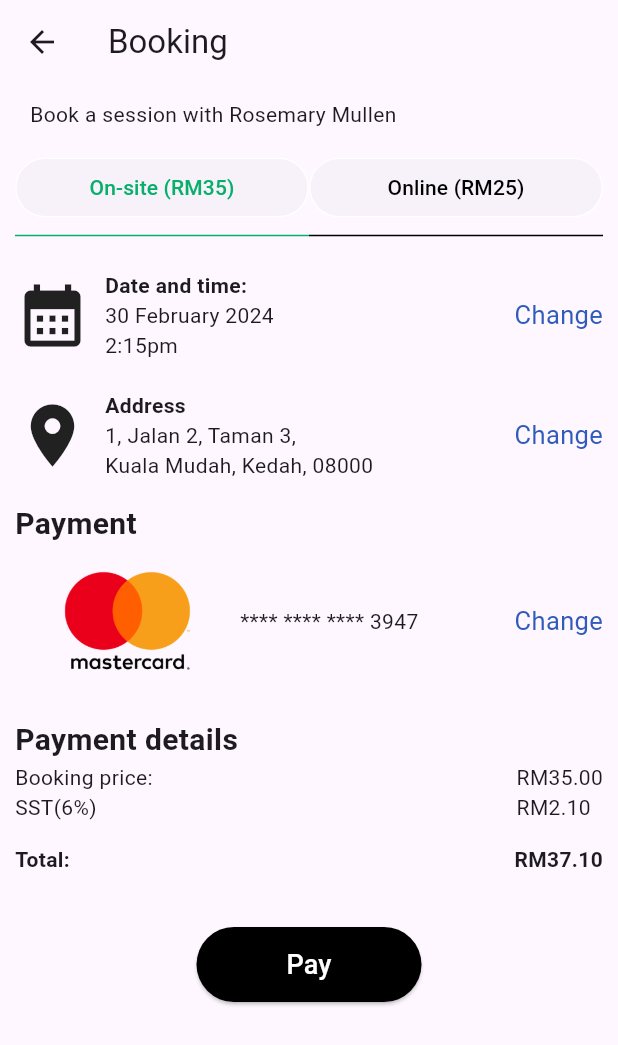
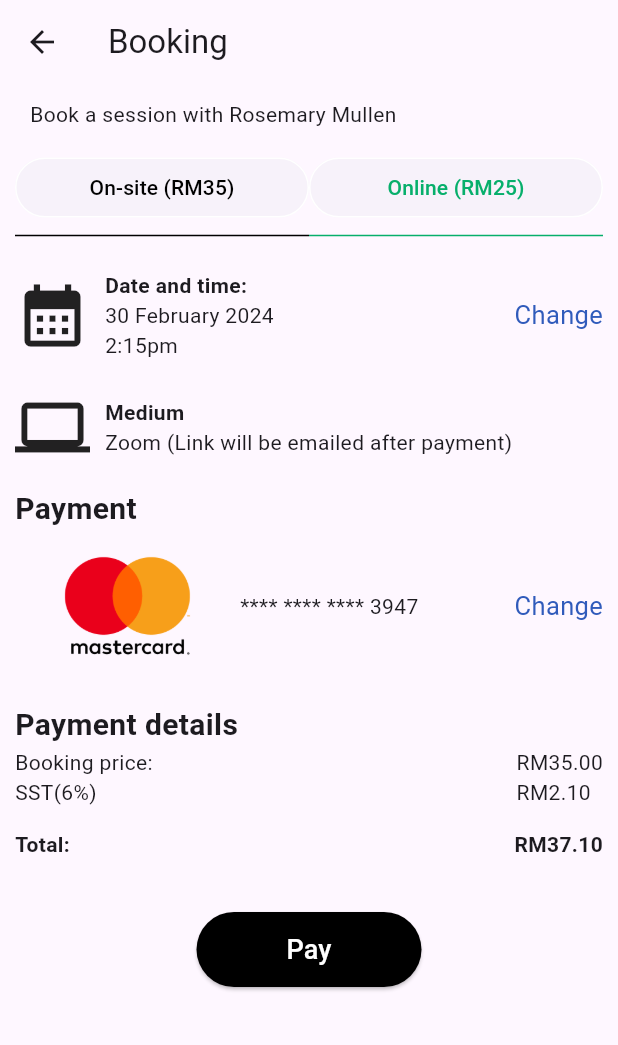
Before and after one commit to Jisi-A/manna_vhack2024, a Flutter app: the profPayment screen opened directly, after a tap on "Online (RM25)", on a phone screen of 412 x 824 dp. Shown: the top 1045 px of the screen. Run offline on Flutter 3.47's test engine with Material 3 defaults, Android fonts, the light colour scheme and no system bars; key blocks and very long unbroken strings in the code were emptied for the run.

Commit message:
:lipstick: Updated the proffesionals page, payment can now toggle between onsite or online

```diff
--- a/lib/pages/proffessional_payment.dart
+++ b/lib/pages/proffessional_payment.dart
@@ -2,13 +2,16 @@ import "package:flutter/material.dart";
 import "package:flutter/widgets.dart";
 
 class profPayment extends StatefulWidget {
-  const profPayment({super.key});
+  final String name;
+  profPayment({this.name = "Rosemary Mullen"});
 
   @override
   State<profPayment> createState() => _profPaymentState();
 }
 
 class _profPaymentState extends State<profPayment> {
+  int selectedMode = 1;
+
   @override
   Widget build(BuildContext context) {
     return Scaffold(
@@ -22,7 +25,7 @@ class _profPaymentState extends State<profPayment> {
           children: [
             Padding(
               padding: const EdgeInsets.only(left: 10),
-              child: Text("Book a session with Rosemary Mullen"),
+              child: Text("Book a session with ${widget.name}"),
             ),
             Container(
               padding: EdgeInsets.only(top: 15),
@@ -33,31 +36,49 @@ class _profPaymentState extends State<profPayment> {
                     children: [
                       Expanded(
                         child: ElevatedButton(
-                          onPressed: () {},
+                          onPressed: () {
+                            setState(() {
+                              selectedMode = 1;
+                            });
+                          },
                           child: Text(
                             "On-site (RM35)",
                             style: TextStyle(
-                              color: Color.fromARGB(255, 7, 175, 107),
+                              color: selectedMode == 1
+                                  ? Color.fromARGB(255, 7, 175, 107)
+                                  : Colors.black,
                             ),
                           ),
-                          style: ElevatedButton.styleFrom(
-                            side: BorderSide(color: Colors.white),
-                            elevation: 0,
+                          style: ButtonStyle(
+                            side: MaterialStateProperty.all(
+                                BorderSide(color: Colors.white)),
+                            elevation: MaterialStateProperty.all(0),
+                            overlayColor: MaterialStateProperty.all(Colors
+                                .transparent), // Make the splash color transparent
                           ),
                         ),
                       ),
                       Expanded(
                         child: ElevatedButton(
-                          onPressed: () {},
+                          onPressed: () {
+                            setState(() {
+                              selectedMode = 2;
+                            });
+                          },
                           child: Text(
                             "Online (RM25)",
                             style: TextStyle(
-                              color: Colors.black,
+                              color: selectedMode == 2
+                                  ? Color.fromARGB(255, 7, 175, 107)
+                                  : Colors.black,
                             ),
                           ),
-                          style: ElevatedButton.styleFrom(
-                            side: BorderSide(color: Colors.white),
-                            elevation: 0,
+                          style: ButtonStyle(
+                            side: MaterialStateProperty.all(
+                                BorderSide(color: Colors.white)),
+                            elevation: MaterialStateProperty.all(0),
+                            overlayColor: MaterialStateProperty.all(Colors
+                                .transparent), // Make the splash color transparent
                           ),
                         ),
                       ),
@@ -68,12 +89,16 @@ class _profPaymentState extends State<profPayment> {
                       Expanded(
                           child: Divider(
                         thickness: 1,
-                        color: Color.fromARGB(255, 7, 175, 107),
+                        color: selectedMode == 1
+                            ? Color.fromARGB(255, 7, 175, 107)
+                            : Colors.black,
                       )),
                       Expanded(
                           child: Divider(
                         thickness: 1,
-                        color: Colors.black,
+                        color: selectedMode == 2
+                            ? Color.fromARGB(255, 7, 175, 107)
+                            : Colors.black,
                       )),
                     ],
                   ),
@@ -120,27 +145,31 @@ class _profPaymentState extends State<profPayment> {
                       mainAxisAlignment: MainAxisAlignment.start,
                       children: [
                         Icon(
-                          Icons.location_on,
+                          selectedMode == 2 ? Icons.laptop : Icons.location_on,
                           size: 50,
                         ),
                         Padding(
                           padding: const EdgeInsets.only(left: 10),
                           child: Column(
-                              crossAxisAlignment: CrossAxisAlignment.start,
-                              children: [
-                                Text("Address",
-                                    style:
-                                        TextStyle(fontWeight: FontWeight.bold)),
-                                Text("1, Jalan 2, Taman 3,"),
-                                Text("Kuala Mudah, Kedah, 08000"),
-                              ]),
+                            crossAxisAlignment: CrossAxisAlignment.start,
+                            children: [
+                              Text(
+                                selectedMode == 2 ? "Medium" : "Address",
+                                style: TextStyle(fontWeight: FontWeight.bold),
+                              ),
+                              Text(selectedMode == 2
+                                  ? "Zoom (Link will be emailed after payment)"
+                                  : "1, Jalan 2, Taman 3,\nKuala Mudah, Kedah, 08000"),
+                            ],
+                          ),
                         ),
                         Expanded(
                           child: Row(
                             mainAxisAlignment: MainAxisAlignment.end,
                             children: [
                               Text(
-                                "Change",
+                                selectedMode == 2 ? "" : "Change",
+
                                 style: TextStyle(
                                     color: Color.fromARGB(255, 48, 91, 187),
                                     fontSize: 17), // Adjusted font size
```
Also changed, not shown: lib/components/profesional.dart (+9 -3 lines), lib/pages/ai_assistant.dart (+19 -9 lines), lib/pages/human_professional.dart (+31 -11 lines), lib/pages/prof_Detail.dart (+19 -8 lines), assets/avatar_aisyah.jpg (added), assets/avatar_aoha.jpeg (added), assets/rosemary.png (added).
